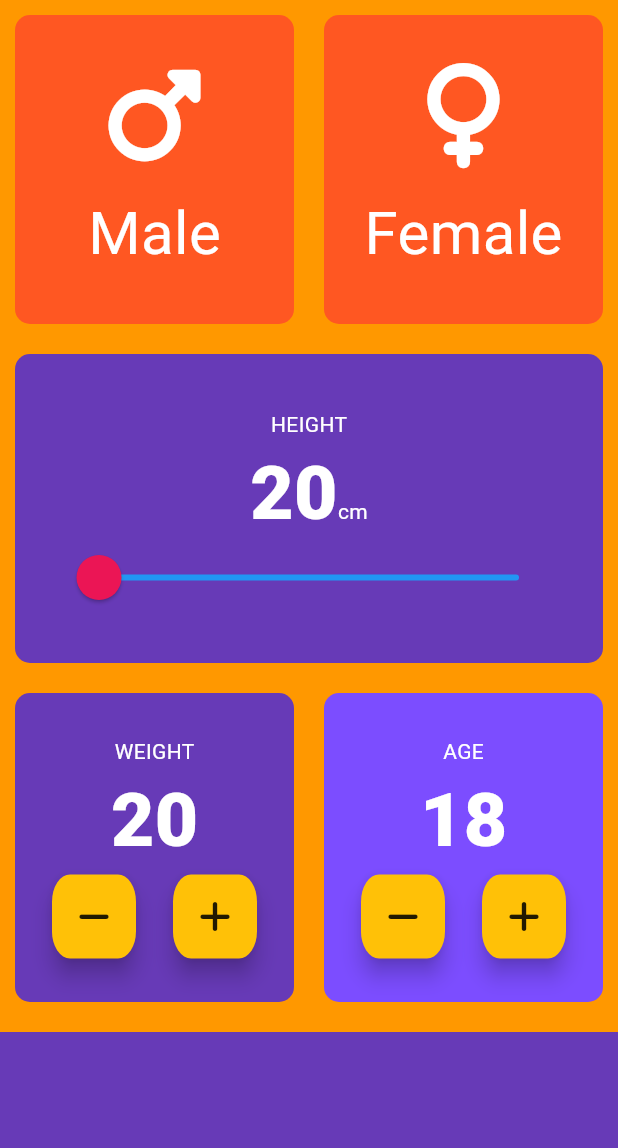
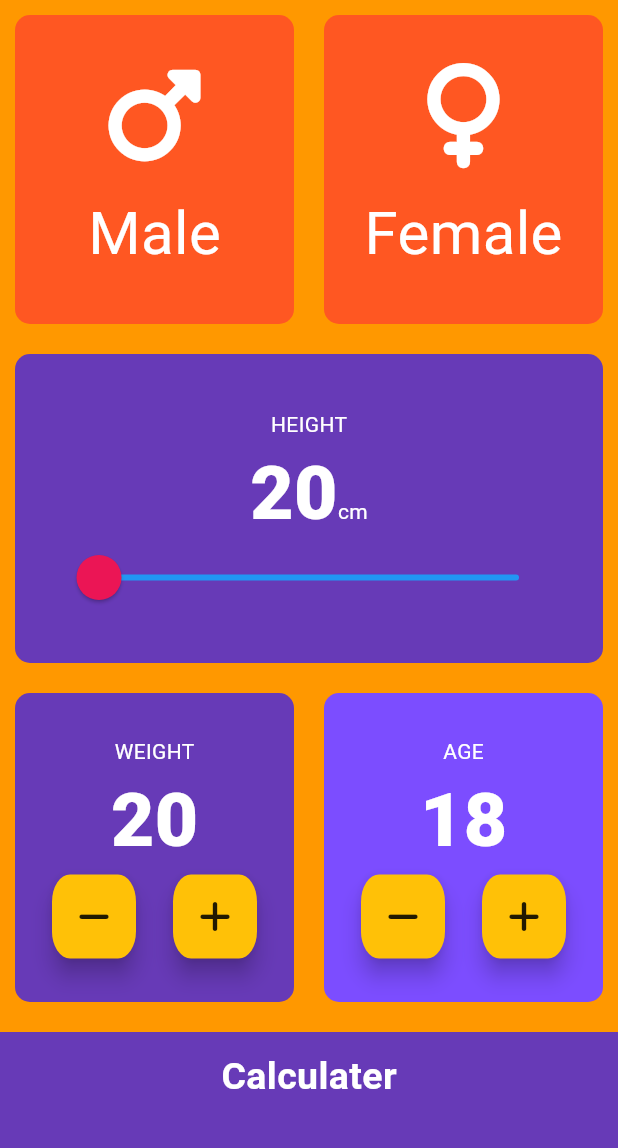
Before and after one commit to LuZbeko/BMICalculator, a Flutter app: the screen it shows after launch, on a phone screen of 412 x 824 dp, the part 84-1232 px from its top. Run offline on Flutter 3.47's test engine with Material 3 defaults, Android fonts, the phone set to English and light mode, and no system bars; our stand-ins replace font_awesome_flutter.

Commit message:
added functionality

```diff
--- /dev/null
+++ b/lib/calculator_brain.dart
@@ -0,0 +1,33 @@
+import 'dart:math';
+
+class CalculatorBrain {
+  CalculatorBrain({required this.height, required this.weight});
+
+  final int height;
+  final int weight;
+  late double _bmi;
+
+ String calculateBMI (){
+  _bmi = weight / pow(height/100, 2);
+  return _bmi.toStringAsFixed(1);
+
+ }
+
+ String getResult(){
+  if (_bmi >= 25) {
+    return 'Overweight';
+  } else if (_bmi > 18.5){
+    return 'Normal weight';
+
+  }else {return 'Underweight';}
+ }
+
+ String getInterpretation(){
+  if (_bmi >= 25) {
+    return 'You need to eat less';
+  } else if (_bmi > 18.5){
+    return 'You eat the right amount of food';
+
+  }else {return 'C\'mon man eat something!';}
+ }
+ }
--- a/lib/main.dart
+++ b/lib/main.dart
@@ -1,4 +1,4 @@
-import 'package:bmi_calculator/input_page.dart';
+import 'screens/input_page.dart';
 import 'package:flutter/material.dart';
 
 void main() {
@@ -26,7 +26,7 @@ class _BMICalculatorState extends State<BMICalculator> {
         floatingActionButtonTheme: const FloatingActionButtonThemeData(
             hoverColor: Colors.red, backgroundColor: Colors.amber),
       ),
-      home: InputPage(),
+      home: const InputPage(),
     );
   }
 }
--- a/lib/input_page.dart
+++ b/lib/screens/input_page.dart
@@ -1,6 +1,10 @@
+import 'package:bmi_calculator/calculator_brain.dart';
 import 'package:bmi_calculator/consts.dart';
+import 'result_page.dart';
+import 'package:bmi_calculator/widgets/bottom_button.dart';
 import 'package:bmi_calculator/widgets/gender_selection_panel.dart';
 import 'package:bmi_calculator/widgets/reusable_card.dart';
+import 'package:bmi_calculator/widgets/round_icon.dart';
 import 'package:flutter/material.dart';
 import 'package:font_awesome_flutter/font_awesome_flutter.dart';
 
@@ -18,7 +22,7 @@ class InputPage extends StatefulWidget {
 
 class _InputPageState extends State<InputPage> {
   Gender? selectedGender;
-  double currentSliderValue = 20.0;
+  double sliderValue = 20.0;
   int weight = 20;
   int age = 18;
 
@@ -82,7 +86,7 @@ class _InputPageState extends State<InputPage> {
                     textBaseline: TextBaseline.alphabetic,
                     children: [
                       Text(
-                        currentSliderValue.round().toString(),
+                        sliderValue.round().toString(),
                         style: kCardStyle,
                       ),
                       const Text('cm'),
@@ -100,12 +104,12 @@ class _InputPageState extends State<InputPage> {
                     child: Padding(
                       padding: const EdgeInsets.only(left: 36, right: 36),
                       child: Slider(
-                        value: currentSliderValue,
+                        value: sliderValue,
                         min: 20,
                         max: 250,
                         onChanged: (double value) {
                           setState(() {
-                            currentSliderValue = value;
+                            sliderValue = value;
                           });
                         },
                       ),
@@ -189,35 +193,25 @@ class _InputPageState extends State<InputPage> {
               ],
             ),
           ),
-          Container(
-            color: Colors.deepPurple,
-            height: kBottomContainerHeigth,
-            width: double.infinity,
-            margin: const EdgeInsets.only(top: 10),
+          BottomButton(
+            buttonTitle: 'Calculater',
+            onTap: () {
+              CalculatorBrain calc =
+                  CalculatorBrain(height: sliderValue.toInt(), weight: weight);
+
+              Navigator.of(context).push(
+                MaterialPageRoute(
+                  builder: (context) =>  ResultPage(
+                    bmiResult: calc.calculateBMI(),
+                    interpretation: calc.getInterpretation(),
+                    resultText: calc.getResult(),
+                  ),
+                ),
+              );
+            },
           ),
         ],
       ),
     );
   }
 }
-
-class RoundIconButton extends StatelessWidget {
-  const RoundIconButton({super.key, required this.onPress, required this.icon});
-
-  final VoidCallback? onPress;
-  final IconData icon;
-
-  @override
-  Widget build(BuildContext context) {
-    return RawMaterialButton(
-      constraints: const BoxConstraints.tightFor(width: 56, height: 56),
-      fillColor: Colors.amber,
-      onPressed: onPress,
-      shape: const RoundedRectangleBorder(
-          borderRadius: BorderRadius.all(Radius.elliptical(12, 18))),
-      elevation: 6,
-      focusElevation: 12,
-      child: Icon(icon),
-    );
-  }
-}
--- /dev/null
+++ b/lib/widgets/bottom_button.dart
@@ -0,0 +1,27 @@
+import 'package:bmi_calculator/consts.dart';
+import 'package:flutter/material.dart';
+
+class BottomButton extends StatelessWidget {
+  BottomButton({required this.onTap, required this.buttonTitle});
+
+  final String buttonTitle;
+  final VoidCallback onTap;
+  @override
+  Widget build(BuildContext context) {
+    return GestureDetector(
+      onTap: onTap,
+      child: Container(
+        color: Colors.deepPurple,
+        height: kBottomContainerHeigth,
+        width: double.infinity,
+        margin: const EdgeInsets.only(top: 10),
+        padding: const EdgeInsets.only(bottom: 20),
+        child: Center(
+            child: Text(
+          buttonTitle,
+          style: kLargeButtonTextStyle,
+        )),
+      ),
+    );
+  }
+}
--- /dev/null
+++ b/lib/widgets/round_icon.dart
@@ -0,0 +1,22 @@
+import 'package:flutter/material.dart';
+
+class RoundIconButton extends StatelessWidget {
+  const RoundIconButton({super.key, required this.onPress, required this.icon});
+
+  final VoidCallback? onPress;
+  final IconData icon;
+
+  @override
+  Widget build(BuildContext context) {
+    return RawMaterialButton(
+      constraints: const BoxConstraints.tightFor(width: 56, height: 56),
+      fillColor: Colors.amber,
+      onPressed: onPress,
+      shape: const RoundedRectangleBorder(
+          borderRadius: BorderRadius.all(Radius.elliptical(12, 18))),
+      elevation: 6,
+      focusElevation: 12,
+      child: Icon(icon),
+    );
+  }
+}
```
Also changed, not shown: lib/consts.dart (+27 -1 lines), lib/screens/result_page.dart (added, +69 -0 lines).
